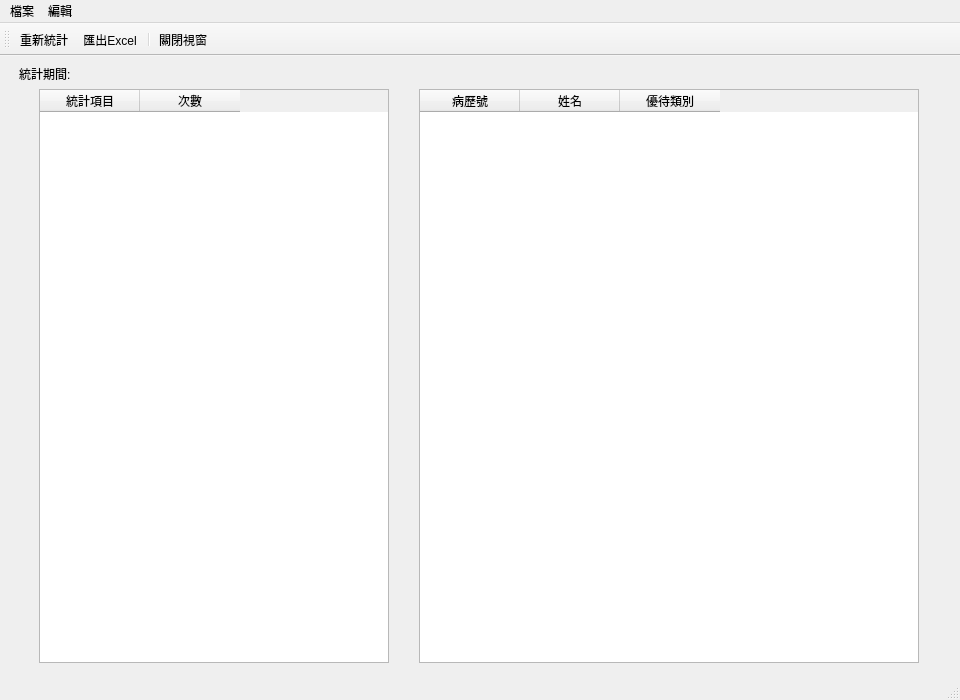
First picture: the form in ui/statistics_discount_type.ui, repository picacat/pymedical, before the edit.
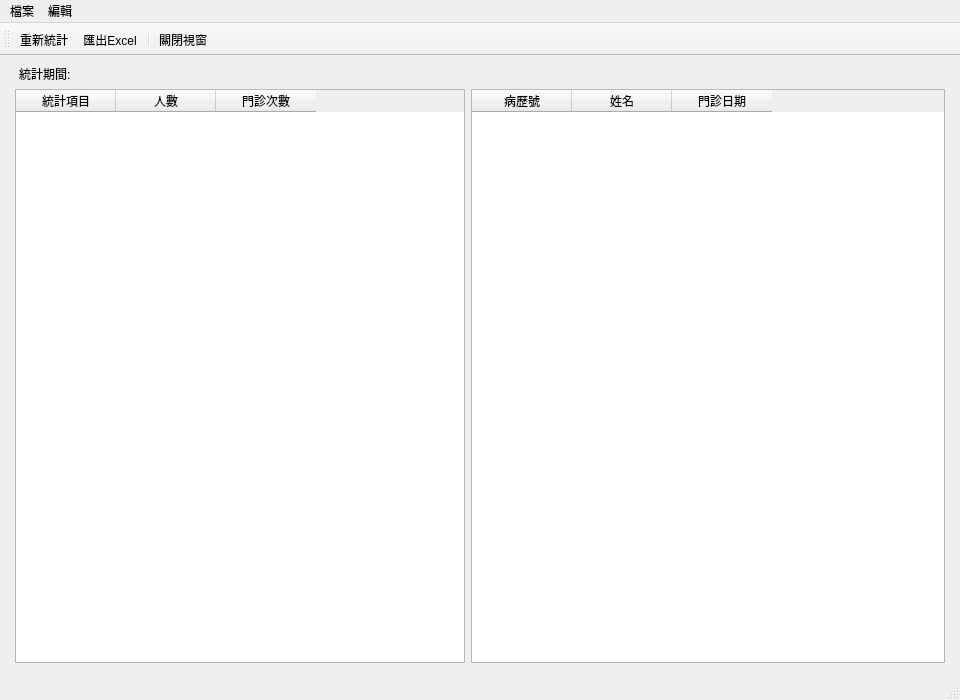
Second picture: the form after the edit. Icons and pictures are not drawn.

```diff
--- a/ui/statistics_discount_type.ui
+++ b/ui/statistics_discount_type.ui
@@ -52,7 +52,7 @@
        <widget class="QTableWidget" name="tableWidget_discount_type">
         <property name="maximumSize">
          <size>
-          <width>350</width>
+          <width>450</width>
           <height>16777215</height>
          </size>
         </property>
@@ -72,7 +72,12 @@
         </column>
         <column>
          <property name="text">
-          <string>次數</string>
+          <string>人數</string>
+         </property>
+        </column>
+        <column>
+         <property name="text">
+          <string>門診次數</string>
          </property>
         </column>
        </widget>
@@ -106,7 +111,7 @@
         </column>
         <column>
          <property name="text">
-          <string>優待類別</string>
+          <string>門診日期</string>
          </property>
         </column>
        </widget>
```
